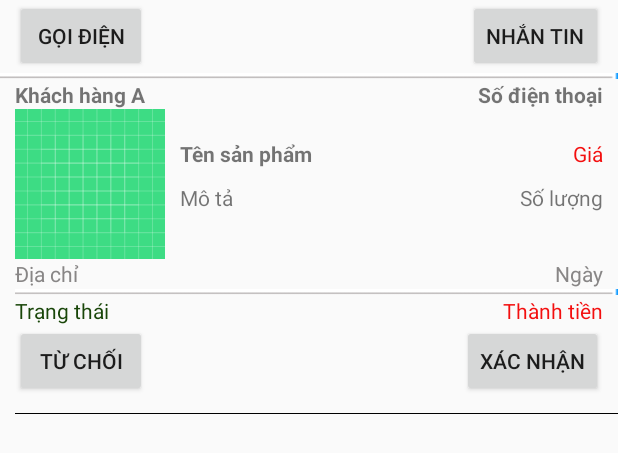
After one commit to NgocThang2003/Nhom6_ChuyenDe2, an Android app: the layout item_shipperdanhsachdonhang.xml on its own in the app's theme, with its tools: preview values and no code run, on a phone screen of 412 x 824 dp. The commit adds this screen. Shown: the top 453 px of the screen. Run offline under Robolectric (Android 15) with nearby library versions, the phone set to English and light mode, and no system bars.

Commit message:
Shipper Danh Sach Don Hang

```diff
--- a/app/src/main/java/com/example/nhom6/MainActivity_DangNhap.java
+++ b/app/src/main/java/com/example/nhom6/MainActivity_DangNhap.java
@@ -183,7 +183,7 @@ public class MainActivity_DangNhap extends AppCompatActivity {
                     if (data_taiKhoan.get(i).getQuyen() == 0 && rdAdmin.isChecked() == true) {
                         kiemTra = true;
                         index = i;
-                        //kiểm tra tài khoản nếu đúng thì sẽ vào trang chủ
+                        //kiểm tra tài khoản nếu đúng thì sẽ vào admin trang chủ
                         Toast.makeText(MainActivity_DangNhap.this, "Đăng nhập thành công", Toast.LENGTH_SHORT).show();
 //                        Intent intent = new Intent(MainActivity_DangNhap.this, TrangChu_Admin.class);
 //                        startActivity(intent);
--- a/app/src/main/res/layout/activity_main_danh_ba_tin_nhan_khach_hang.xml
+++ b/app/src/main/res/layout/activity_main_danh_ba_tin_nhan_khach_hang.xml
@@ -45,4 +45,6 @@
     </androidx.recyclerview.widget.RecyclerView>
 
 
+
+
 </LinearLayout>
--- /dev/null
+++ b/app/src/main/res/layout/item_shipperdanhsachdonhang.xml
@@ -0,0 +1,193 @@
+<?xml version="1.0" encoding="utf-8"?>
+<LinearLayout xmlns:android="http://schemas.android.com/apk/res/android"
+    android:layout_width="match_parent"
+    android:layout_height="wrap_content"
+    android:orientation="vertical">
+
+    <LinearLayout
+        android:layout_marginLeft="10dp"
+        android:layout_width="match_parent"
+        android:layout_height="wrap_content"
+        android:orientation="horizontal">
+        <Button
+            android:id="@+id/btnGoiDien"
+            android:layout_width="wrap_content"
+            android:layout_height="wrap_content"
+            android:text="Gọi điện"/>
+        <LinearLayout
+            android:gravity="right"
+            android:layout_width="match_parent"
+            android:layout_height="wrap_content"
+            android:orientation="horizontal">
+            <Button
+                android:id="@+id/btnNhanTin"
+                android:layout_marginRight="10dp"
+                android:layout_width="wrap_content"
+                android:layout_height="wrap_content"
+                android:text="Nhắn tin"/>
+        </LinearLayout>
+    </LinearLayout>
+    <ImageView
+        android:layout_width="match_parent"
+        android:layout_height="wrap_content"
+        android:src="@drawable/thanh"/>
+    <LinearLayout
+        android:layout_marginLeft="10dp"
+        android:layout_width="match_parent"
+        android:layout_height="wrap_content"
+        android:orientation="vertical">
+
+        <LinearLayout
+            android:layout_width="match_parent"
+            android:layout_height="wrap_content"
+            android:orientation="horizontal">
+
+            <TextView
+                android:id="@+id/tvTenKH"
+                android:layout_weight="1"
+                android:layout_width="wrap_content"
+                android:layout_height="match_parent"
+                android:textStyle="bold"
+                android:text="Khách hàng A"/>
+            <TextView
+                android:id="@+id/tvSDT"
+                android:layout_marginRight="10dp"
+                android:layout_width="wrap_content"
+                android:layout_height="match_parent"
+                android:textStyle="bold"
+                android:text="Số điện thoại"/>
+        </LinearLayout>
+        <LinearLayout
+            android:layout_width="match_parent"
+            android:layout_height="wrap_content"
+            android:orientation="horizontal">
+
+            <ImageView
+                android:id="@+id/ivHinh"
+                android:scaleType="fitXY"
+                android:layout_width="100dp"
+                android:layout_height="100dp"
+                android:src="@drawable/ic_launcher_background"/>
+            <LinearLayout
+                android:layout_marginTop="20dp"
+                android:layout_width="match_parent"
+                android:layout_height="wrap_content"
+                android:orientation="vertical">
+                <LinearLayout
+                    android:layout_width="match_parent"
+                    android:layout_height="wrap_content"
+                    android:orientation="horizontal">
+                    <TextView
+                        android:id="@+id/tvTenSP"
+                        android:layout_weight="1"
+                        android:layout_marginLeft="10dp"
+                        android:layout_width="wrap_content"
+                        android:layout_height="wrap_content"
+                        android:textStyle="bold"
+                        android:text="Tên sản phẩm"/>
+                    <TextView
+                        android:id="@+id/tvGia"
+                        android:layout_marginRight="10dp"
+                        android:layout_marginLeft="10dp"
+                        android:layout_width="wrap_content"
+                        android:layout_height="wrap_content"
+                        android:textColor="#F30F0F"
+                        android:text="Giá"/>
+                </LinearLayout>
+                <LinearLayout
+                    android:layout_width="match_parent"
+                    android:layout_height="wrap_content"
+                    android:orientation="horizontal">
+                    <TextView
+                        android:id="@+id/tvMoTa"
+                        android:layout_weight="1"
+                        android:layout_marginTop="10dp"
+                        android:layout_marginLeft="10dp"
+                        android:layout_width="wrap_content"
+                        android:layout_height="wrap_content"
+                        android:text="Mô tả"/>
+                    <TextView
+                        android:id="@+id/tvSoLuong"
+                        android:layout_marginRight="10dp"
+                        android:layout_marginTop="10dp"
+                        android:layout_marginLeft="10dp"
+                        android:layout_width="wrap_content"
+                        android:layout_height="wrap_content"
+                        android:text="Số lượng"/>
+                </LinearLayout>
+            </LinearLayout>
+
+        </LinearLayout>
+        <LinearLayout
+            android:layout_width="match_parent"
+            android:layout_height="wrap_content"
+            android:orientation="horizontal">
+            <TextView
+                android:id="@+id/tvDiaChi"
+                android:layout_weight="1"
+                android:layout_width="wrap_content"
+                android:layout_height="match_parent"
+                android:textColor="#888686"
+                android:text="Địa chỉ"/>
+            <TextView
+                android:id="@+id/tvNgay"
+                android:layout_marginRight="10dp"
+                android:layout_width="wrap_content"
+                android:layout_height="match_parent"
+                android:textColor="#888686"
+                android:text="Ngày"/>
+        </LinearLayout>
+        <ImageView
+            android:layout_width="match_parent"
+            android:layout_height="wrap_content"
+            android:src="@drawable/thanh"/>
+        <LinearLayout
+            android:layout_width="match_parent"
+            android:layout_height="wrap_content"
+            android:orientation="horizontal">
+            <TextView
+                android:id="@+id/tvTrangThai"
+                android:layout_weight="1"
+                android:layout_width="wrap_content"
+                android:layout_height="wrap_content"
+                android:textColor="#194609"
+                android:text="Trạng thái"/>
+            <TextView
+                android:id="@+id/tvThanhTien"
+                android:layout_marginRight="10dp"
+                android:layout_width="wrap_content"
+                android:layout_height="wrap_content"
+                android:textColor="#F30F0F"
+                android:text="Thành tiền"/>
+        </LinearLayout>
+        <LinearLayout
+            android:layout_width="match_parent"
+            android:layout_height="wrap_content"
+            android:orientation="horizontal">
+            <Button
+                android:id="@+id/btnHuyDonHang"
+                android:layout_width="wrap_content"
+                android:layout_height="wrap_content"
+                android:text="Từ chối"/>
+            <LinearLayout
+                android:gravity="right"
+                android:layout_width="match_parent"
+                android:layout_height="wrap_content"
+                android:orientation="horizontal">
+                <Button
+                    android:id="@+id/btnXacNhanDonHang"
+                    android:layout_marginRight="10dp"
+                    android:layout_width="wrap_content"
+                    android:layout_height="wrap_content"
+                    android:text="Xác nhận"/>
+            </LinearLayout>
+        </LinearLayout>
+
+        <ImageView
+            android:layout_width="match_parent"
+            android:layout_height="wrap_content"
+            android:layout_marginTop="10dp"
+            android:src="@drawable/thanh2" />
+    </LinearLayout>
+
+</LinearLayout>
```
Also changed, not shown: app/src/main/AndroidManifest.xml (+7 -5 lines), app/src/main/java/com/example/nhom6/MainActivity_ShipperDanhSachDonHang.java (added, +151 -0 lines), app/src/main/java/com/example/nhom6/ShipperDanhSachDonHang_Adapter.java (added, +75 -0 lines), app/src/main/java/com/example/nhom6/ShipperDanhSachDonHang_Holder.java (added, +33 -0 lines), app/src/main/res/layout/shipperdanhsachdonhang.xml (added, +39 -0 lines).
